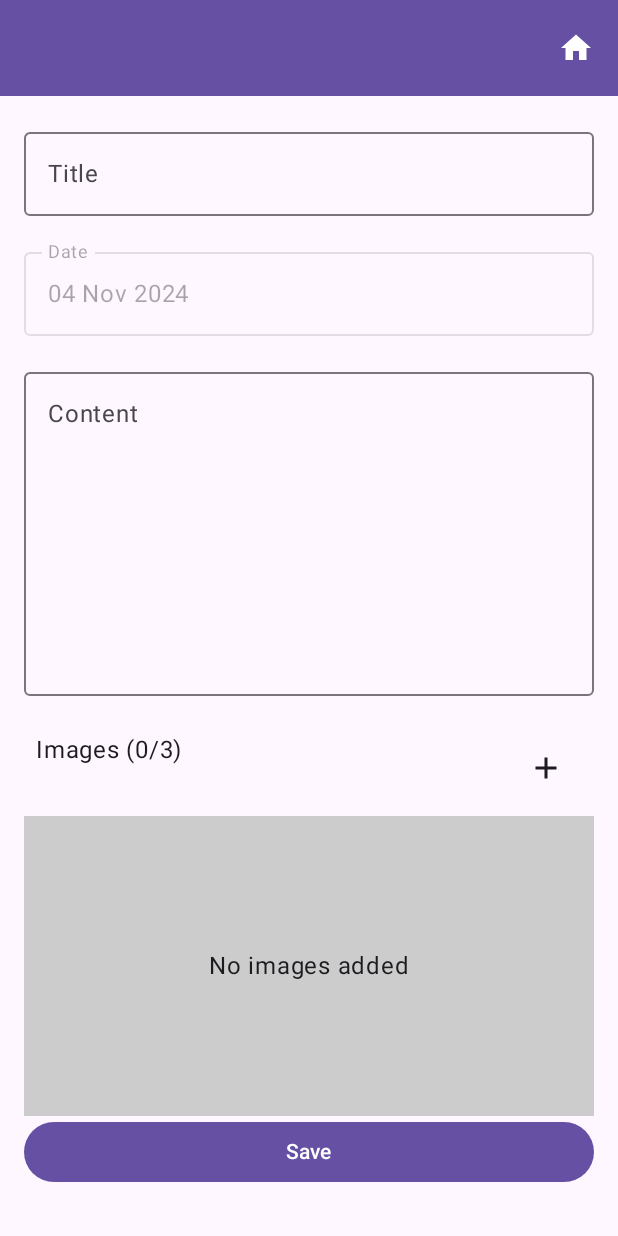
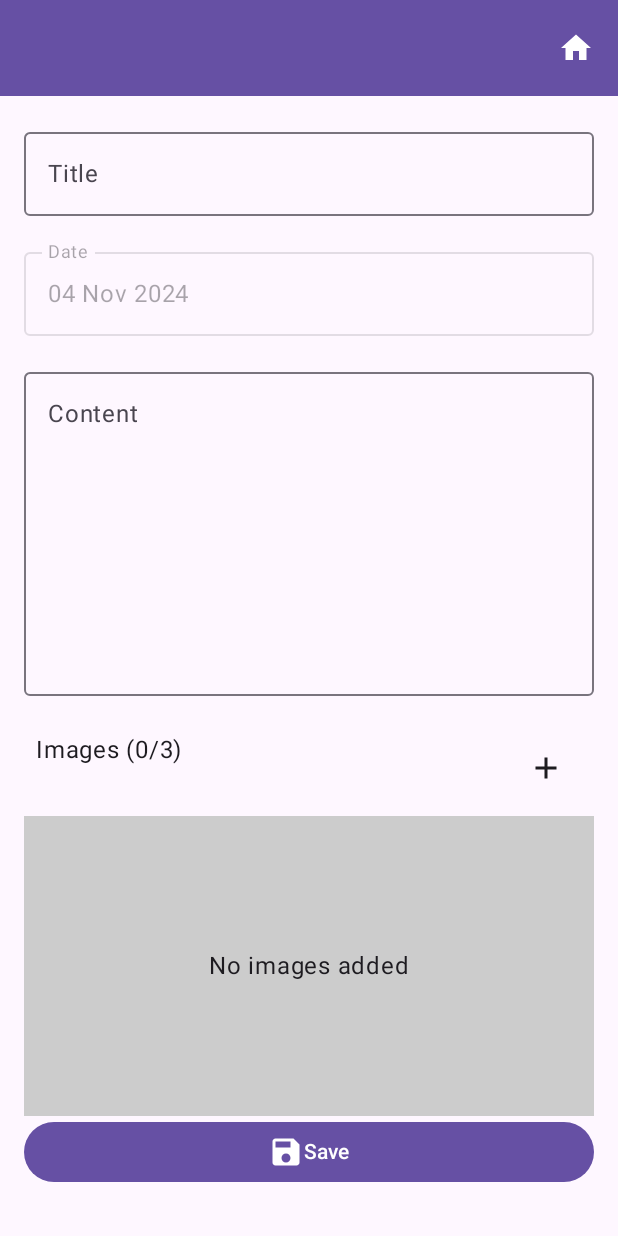
Before and after one commit to gdemirkol315/my-diary, an Android app built with Jetpack Compose: the EntryScreen screen opened through its navigation route, on a phone screen of 412 x 824 dp. Run offline under Robolectric (Android 15) with nearby library versions, the phone set to English and light mode, and no system bars; our stand-ins replace Room's generated code.

Commit message:
icon for save added

```diff
--- a/app/src/main/java/com/example/mydiary/activities/entry/EntryActivity.kt
+++ b/app/src/main/java/com/example/mydiary/activities/entry/EntryActivity.kt
@@ -5,6 +5,7 @@ import android.net.Uri
 import androidx.compose.foundation.layout.*
 import androidx.compose.material.icons.Icons
 import androidx.compose.material.icons.filled.Home
+import androidx.compose.material.icons.filled.Save
 import androidx.compose.material3.*
 import androidx.compose.runtime.*
 import androidx.compose.ui.Modifier
@@ -153,6 +154,10 @@ fun EntryScreen(onNavigateBack: () -> Unit, entry: Entry? = null) {
                             color = MaterialTheme.colorScheme.onPrimary
                         )
                     } else {
+                        Icon(
+                            imageVector = Icons.Default.Save,
+                            contentDescription = "Save"
+                        )
                         Text("Save")
                     }
                 }
```
